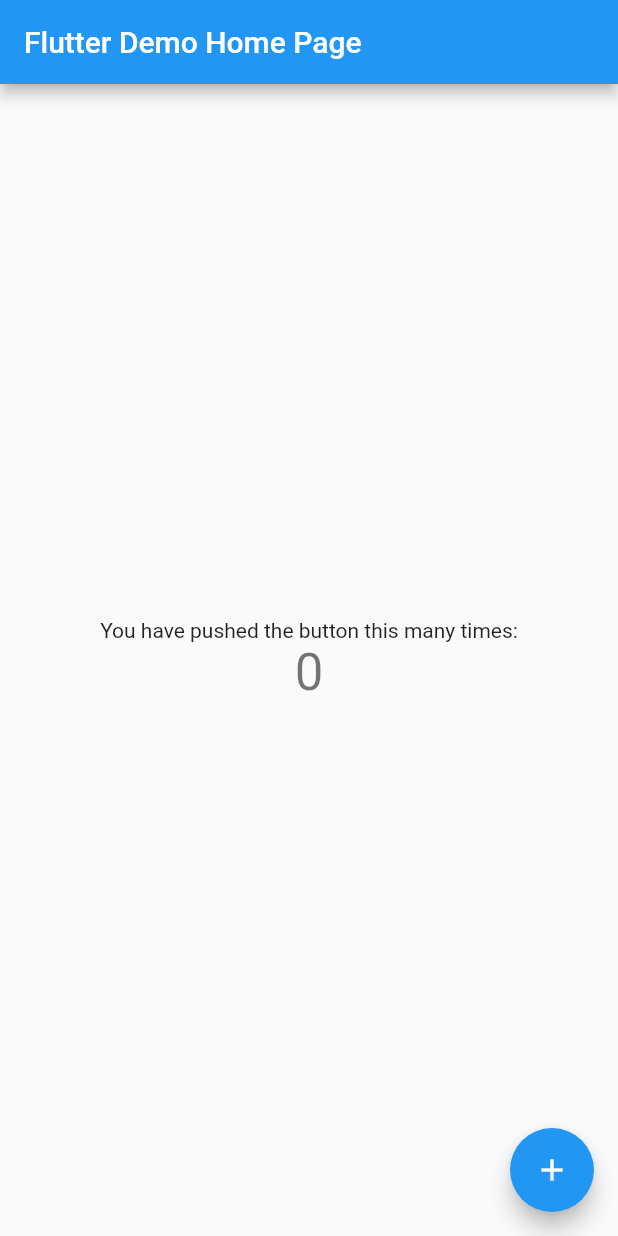
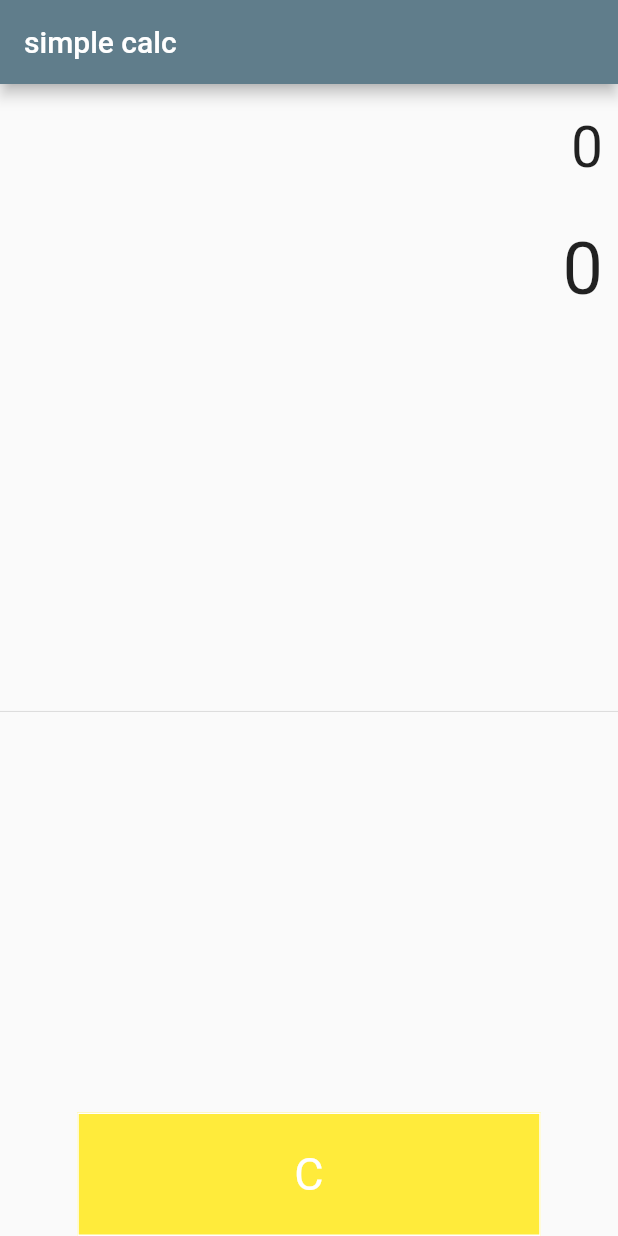
Before and after one commit to jsuderman/calc, a Flutter app: the screen it shows after launch, on a phone screen of 412 x 824 dp. Run offline on Flutter 3.47's test engine with Material 2 defaults, Android fonts, the phone set to English and light mode, and no system bars.

Commit message:
added to main.dart header divider and bottom of calc app

```diff
--- a/lib/main.dart
+++ b/lib/main.dart
@@ -5,113 +5,85 @@ void main() {
 }
 
 class MyApp extends StatelessWidget {
-  // This widget is the root of your application.
   @override
   Widget build(BuildContext context) {
     return MaterialApp(
-      title: 'Flutter Demo',
-      theme: ThemeData(
-        // This is the theme of your application.
-        //
-        // Try running your application with "flutter run". You'll see the
-        // application has a blue toolbar. Then, without quitting the app, try
-        // changing the primarySwatch below to Colors.green and then invoke
-        // "hot reload" (press "r" in the console where you ran "flutter run",
-        // or simply save your changes to "hot reload" in a Flutter IDE).
-        // Notice that the counter didn't reset back to zero; the application
-        // is not restarted.
-        primarySwatch: Colors.blue,
-        // This makes the visual density adapt to the platform that you run
-        // the app on. For desktop platforms, the controls will be smaller and
-        // closer together (more dense) than on mobile platforms.
-        visualDensity: VisualDensity.adaptivePlatformDensity,
-      ),
-      home: MyHomePage(title: 'Flutter Demo Home Page'),
+      debugShowCheckedModeBanner: false,
+      title: 'Simple Calc',
+      theme: ThemeData(primarySwatch: Colors.blueGrey),
+      home: SimpleCalc(),
     );
   }
 }
 
-class MyHomePage extends StatefulWidget {
-  MyHomePage({Key key, this.title}) : super(key: key);
-
-  // This widget is the home page of your application. It is stateful, meaning
-  // that it has a State object (defined below) that contains fields that affect
-  // how it looks.
-
-  // This class is the configuration for the state. It holds the values (in this
-  // case the title) provided by the parent (in this case the App widget) and
-  // used by the build method of the State. Fields in a Widget subclass are
-  // always marked "final".
-
-  final String title;
-
+class SimpleCalc extends StatefulWidget {
   @override
-  _MyHomePageState createState() => _MyHomePageState();
+  _SimpleCalcState createState() => _SimpleCalcState();
 }
 
-class _MyHomePageState extends State<MyHomePage> {
-  int _counter = 0;
-
-  void _incrementCounter() {
-    setState(() {
-      // This call to setState tells the Flutter framework that something has
-      // changed in this State, which causes it to rerun the build method below
-      // so that the display can reflect the updated values. If we changed
-      // _counter without calling setState(), then the build method would not be
-      // called again, and so nothing would appear to happen.
-      _counter++;
-    });
-  }
-
+class _SimpleCalcState extends State<SimpleCalc> {
   @override
   Widget build(BuildContext context) {
-    // This method is rerun every time setState is called, for instance as done
-    // by the _incrementCounter method above.
-    //
-    // The Flutter framework has been optimized to make rerunning build methods
-    // fast, so that you can just rebuild anything that needs updating rather
-    // than having to individually change instances of widgets.
     return Scaffold(
-      appBar: AppBar(
-        // Here we take the value from the MyHomePage object that was created by
-        // the App.build method, and use it to set our appbar title.
-        title: Text(widget.title),
+      appBar: AppBar(title: Text("simple calc")),
+      body: Column(
+        children: <Widget>[
+          Container(
+            alignment: Alignment.centerRight,
+            padding: EdgeInsets.fromLTRB(10, 20, 10, 0),
+            child: Text(
+              "0",
+              style: TextStyle(fontSize: 38.0),
             ),
-      body: Center(
-        // Center is a layout widget. It takes a single child and positions it
-        // in the middle of the parent.
-        child: Column(
-          // Column is also a layout widget. It takes a list of children and
-          // arranges them vertically. By default, it sizes itself to fit its
-          // children horizontally, and tries to be as tall as its parent.
-          //
-          // Invoke "debug painting" (press "p" in the console, choose the
-          // "Toggle Debug Paint" action from the Flutter Inspector in Android
-          // Studio, or the "Toggle Debug Paint" command in Visual Studio Code)
-          // to see the wireframe for each widget.
-          //
-          // Column has various properties to control how it sizes itself and
-          // how it positions its children. Here we use mainAxisAlignment to
-          // center the children vertically; the main axis here is the vertical
-          // axis because Columns are vertical (the cross axis would be
-          // horizontal).
+          ),
+          Container(
+            alignment: Alignment.centerRight,
+            padding: EdgeInsets.fromLTRB(10, 30, 10, 0),
+            child: Text(
+              "0",
+              style: TextStyle(fontSize: 48.0),
+            ),
+          ),
+          Expanded(
+            child: Divider(),
+          ),
+          Row(
             mainAxisAlignment: MainAxisAlignment.center,
             children: <Widget>[
-            Text(
-              'You have pushed the button this many times:',
+              Container(
+                width: MediaQuery.of(context).size.width * .75,
+                child: Table(
+                  children: [
+                    TableRow(children: [
+                      Container(
+                        height: MediaQuery.of(context).size.height * 0.1,
+                        color: Colors.yellow,
+                        child: FlatButton(
+                          shape: RoundedRectangleBorder(
+                              borderRadius: BorderRadius.circular(0.0),
+                              side: BorderSide(
+                                  color: Colors.white,
+                                  width: 1,
+                                  style: BorderStyle.solid)),
+                          padding: EdgeInsets.all(16.0),
+                          onPressed: null,
+                          child: Text(
+                            "C",
+                            style: TextStyle(
+                                fontSize: 30,
+                                fontWeight: FontWeight.normal,
+                                color: Colors.white),
                           ),
-            Text(
-              '$_counter',
-              style: Theme.of(context).textTheme.headline4,
                         ),
+                      )
+                    ])
                   ],
                 ),
+              )
+            ],
+          )
+        ],
       ),
-      floatingActionButton: FloatingActionButton(
-        onPressed: _incrementCounter,
-        tooltip: 'Increment',
-        child: Icon(Icons.add),
-      ), // This trailing comma makes auto-formatting nicer for build methods.
     );
   }
 }
```
Lines whose indentation alone changed are shown as unchanged.
